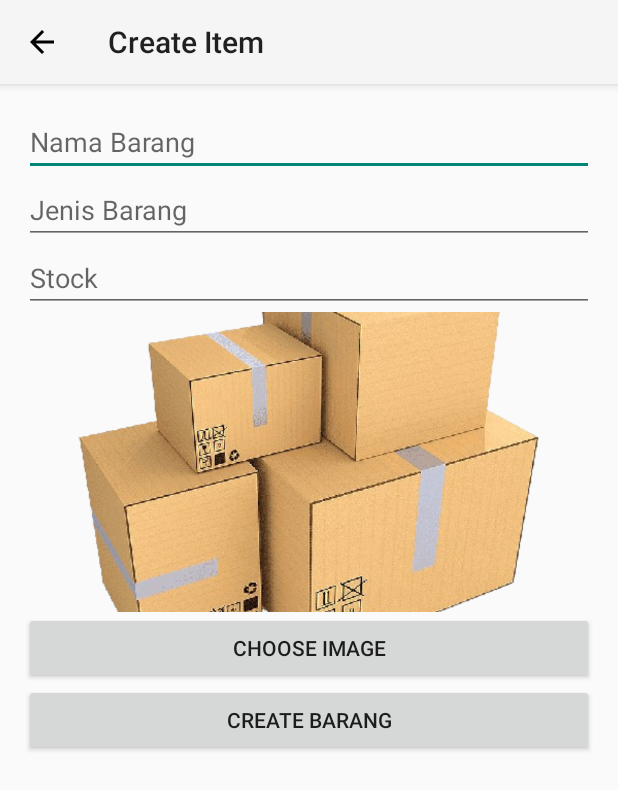
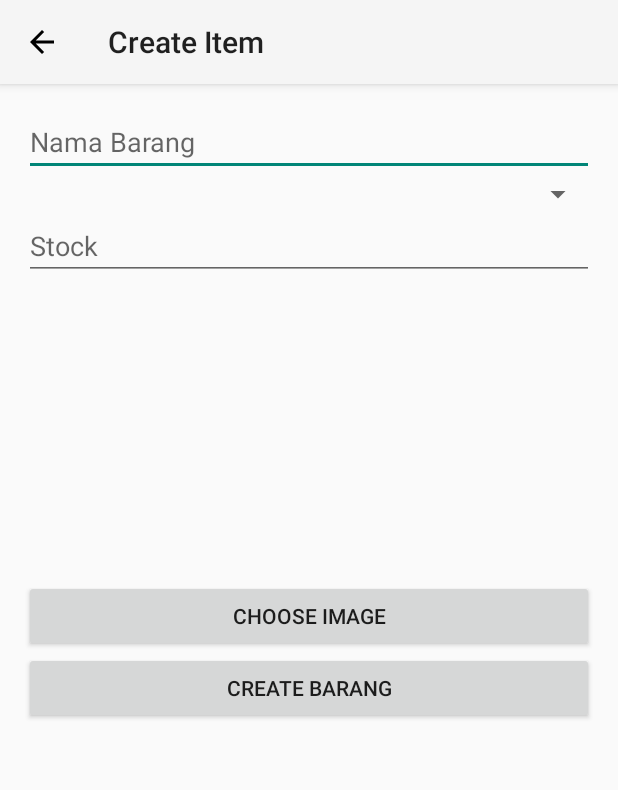
Before and after one commit to Ricomessi/Warehouse-Mobile, an Android app: the CreateBarangActivity screen opened directly, with no data from a screen before it, on a phone screen of 412 x 824 dp. Shown: the top 790 px of the screen. Run offline under Robolectric (Android 15) with nearby library versions, the phone set to English and light mode, and no system bars; our stand-ins replace Firebase (no records; nobody signed in at launch, a user with empty details on screens opened directly); 3 statements that could not run were skipped.

Commit message:
Update activity_create_barang.xml

```diff
--- a/app/src/main/res/layout/activity_create_barang.xml
+++ b/app/src/main/res/layout/activity_create_barang.xml
@@ -1,4 +1,3 @@
-<!-- activity_create_barang.xml -->
 <LinearLayout
     xmlns:android="http://schemas.android.com/apk/res/android"
     android:layout_width="match_parent"
@@ -12,11 +11,10 @@
         android:layout_height="wrap_content"
         android:hint="Nama Barang" />
 
-    <EditText
-        android:id="@+id/editTextJenisBarang"
+    <Spinner
+        android:id="@+id/spinnerJenisBarang"
         android:layout_width="match_parent"
-        android:layout_height="wrap_content"
-        android:hint="Jenis Barang" />
+        android:layout_height="wrap_content"/>
 
     <EditText
         android:id="@+id/editTextStock"
@@ -30,8 +28,7 @@
         android:layout_height="200dp"
         android:contentDescription="Image Preview"
         android:scaleType="centerCrop"
-        android:adjustViewBounds="true"
-        android:src="@drawable/barang" />
+        android:adjustViewBounds="true"/>
 
     <Button
         android:id="@+id/buttonChooseImage"
```
